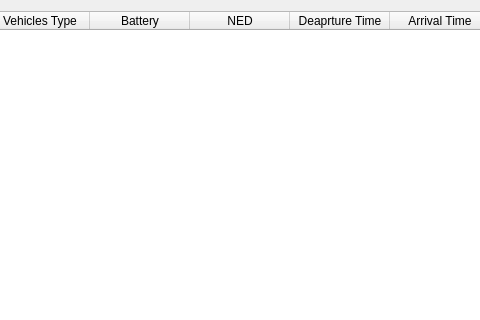
Above: ui/departurecontrol.ui from SUV-Olympiad/SUV-GCS before the change; both pictures show x 122 to 602 and y 0 to 320 of the 986 by 597 pixel window. Below: the same form after it.
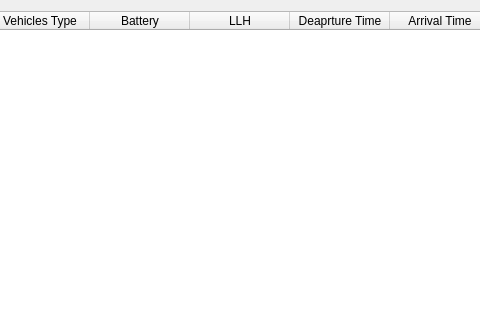
That is the form after the change.

Commit message: Feat:Departure Control Sort

Diff of the .ui file:
```diff
--- a/ui/departurecontrol.ui
+++ b/ui/departurecontrol.ui
@@ -22,6 +22,9 @@
      <property name="verticalScrollMode">
       <enum>QAbstractItemView::ScrollPerItem</enum>
      </property>
+     <property name="sortingEnabled">
+      <bool>true</bool>
+     </property>
      <column>
       <property name="text">
        <string>SYSID</string>
@@ -39,7 +42,7 @@
      </column>
      <column>
       <property name="text">
-       <string>NED</string>
+       <string>LLH</string>
       </property>
      </column>
      <column>
```
